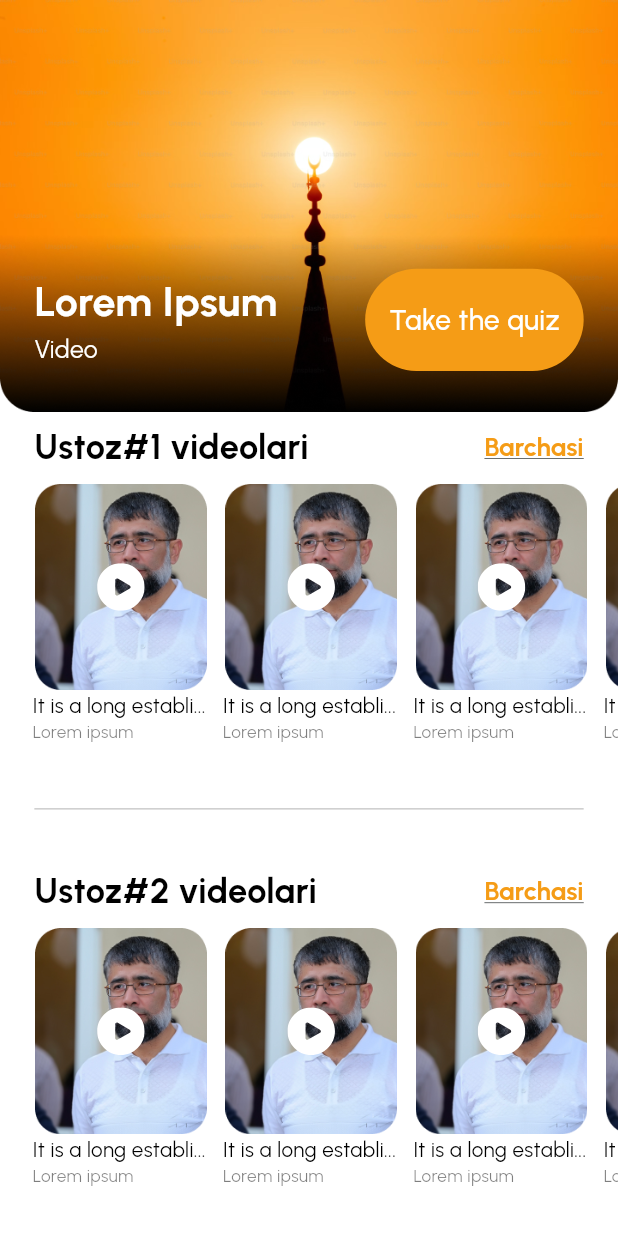
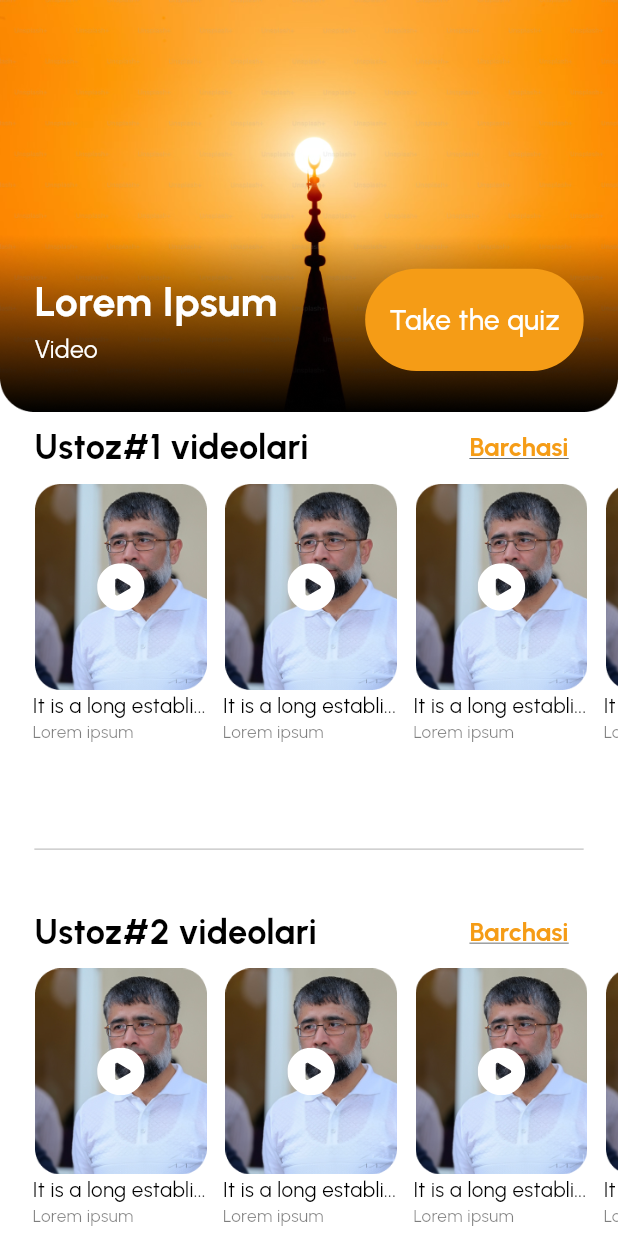
Before and after one commit to xasanov1716/Nabeey, a Flutter app: the screen it shows after launch, on a phone screen of 412 x 824 dp. Run offline on Flutter 3.47's test engine with Material 2 defaults, Android fonts, the phone set to English and light mode, and no system bars; drawn by our look-alikes of zoom_tap_animation; our stand-ins replace flutter_screenutil, flutter_svg, shared_preferences.

Commit message:
some changes

```diff
--- a/lib/ui/tab/home/sub_screens/videos/sub_screens/all_videos/widgets/videos_list_widget.dart
+++ b/lib/ui/tab/home/sub_screens/videos/sub_screens/all_videos/widgets/videos_list_widget.dart
@@ -28,6 +28,7 @@ class VideosListWidget extends StatelessWidget {
         Padding(
           padding: EdgeInsets.symmetric(horizontal: width / 18),
           child: Row(
+            mainAxisAlignment: MainAxisAlignment.spaceBetween,
             children: [
               Text(
                 videosName,
@@ -38,9 +39,11 @@ class VideosListWidget extends StatelessWidget {
                   fontFamily: "Urbanist",
                 ),
               ),
-              const Spacer(),
               TextButton(
-                style: TextButton.styleFrom(shape: const RoundedRectangleBorder(), padding: EdgeInsets.zero),
+                style: TextButton.styleFrom(
+                  shape: const RoundedRectangleBorder(),
+                  padding: const EdgeInsets.symmetric(horizontal: 10),
+                ),
                 onPressed: onTap,
                 child: Text(
                   "Barchasi",
@@ -57,7 +60,7 @@ class VideosListWidget extends StatelessWidget {
           ),
         ),
         SizedBox(
-          height: height / 4.6,
+          height: height / 4,
           child: ListView(
             physics: const BouncingScrollPhysics(),
             scrollDirection: Axis.horizontal,
@@ -71,8 +74,9 @@ class VideosListWidget extends StatelessWidget {
                       Stack(
                         alignment: Alignment.center,
                         children: [
-                          Image.asset(images[index], width: width / 3.5, height: height / 6),
-                          SvgPicture.asset(AppIcons.play,width: width / 13)
+                          Image.asset(images[index],
+                              width: width / 3.5, height: height / 6),
+                          SvgPicture.asset(AppIcons.play, width: width / 13)
                         ],
                       ),
                       SizedBox(
```
